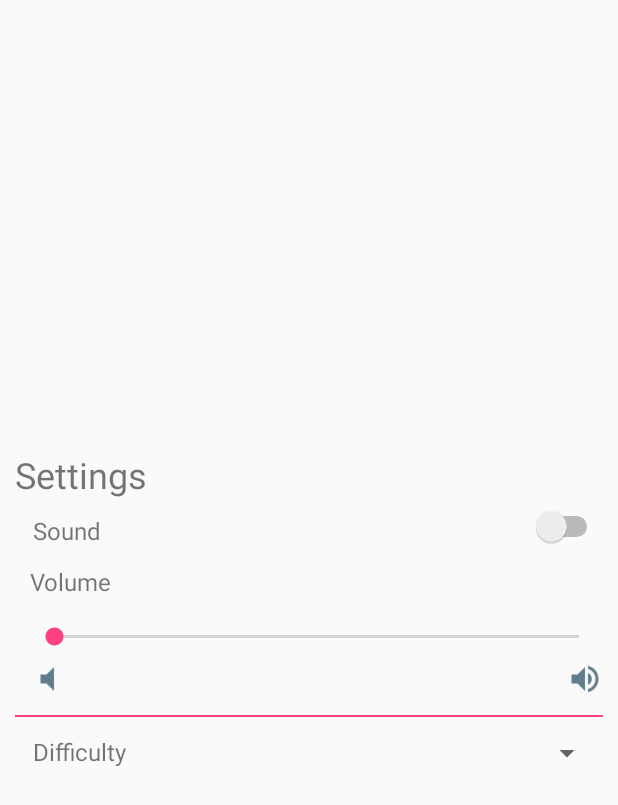
After one commit to rlam1234/SlidingPuzzle, an Android app: the layout settingsfragment.xml on its own in the app's theme, with its tools: preview values and no code run, on a phone screen of 412 x 824 dp. The commit adds this screen. Shown: the top 805 px of the screen. Run offline under Robolectric (Android 15) with nearby library versions, the phone set to English and light mode, and no system bars.

Commit message:
Changed Difficulty Menu to Settings menu and added sound (TODO: implement volume controls).

```diff
--- a/app/src/main/java/net/ddns/raylam/sliding_puzzle/ui/DifficultyDialog.java
+++ b/app/src/main/java/net/ddns/raylam/sliding_puzzle/ui/overflow/DifficultyDialog.java
@@ -7,14 +7,12 @@
  * Therefore, any reproduction or modification by any means is strictly prohibited without prior written permission.
  *
  */
-package net.ddns.raylam.sliding_puzzle.ui;
+package net.ddns.raylam.sliding_puzzle.ui.overflow;
 
-import android.app.Activity;
 import android.app.DialogFragment;
 import android.content.SharedPreferences;
 import android.os.Bundle;
 import android.support.annotation.IdRes;
-import android.util.Log;
 import android.view.LayoutInflater;
 import android.view.View;
 import android.view.ViewGroup;
--- /dev/null
+++ b/app/src/main/res/layout/difficulty_spinner_cell.xml
@@ -0,0 +1,6 @@
+<?xml version="1.0" encoding="utf-8"?>
+<TextView
+    xmlns:android="http://schemas.android.com/apk/res/android"
+    android:textSize="@dimen/instructionSize"
+    android:layout_width="match_parent"
+    android:layout_height="wrap_content" />
--- /dev/null
+++ b/app/src/main/res/layout/difficulty_spinner_dropdown.xml
@@ -0,0 +1,6 @@
+<?xml version="1.0" encoding="utf-8"?>
+<TextView
+    xmlns:android="http://schemas.android.com/apk/res/android"
+    android:textSize="@dimen/instructionSize"
+    android:layout_width="match_parent"
+    android:layout_height="32dp" />
--- /dev/null
+++ b/app/src/main/res/layout/settingsfragment.xml
@@ -0,0 +1,99 @@
+<?xml version="1.0" encoding="utf-8"?>
+<ScrollView
+    xmlns:android="http://schemas.android.com/apk/res/android"
+    android:layout_width="match_parent"
+    android:layout_height="match_parent">
+    <RelativeLayout
+        android:layout_gravity="center"
+        android:padding="@dimen/titlePadding"
+        android:layout_width="match_parent"
+        android:layout_height="match_parent">
+        <android.support.v4.widget.Space
+            android:id="@+id/centerSpace"
+            android:visibility="invisible"
+            android:layout_centerInParent="true"
+            android:layout_width="0dp"
+            android:layout_height="0dp" />
+        <TextView
+            android:id="@+id/settingsTitle"
+            android:text="@string/settingsText"
+            android:textSize="@dimen/titleSize"
+            android:layout_alignParentTop="true"
+            android:layout_alignParentStart="true"
+            android:layout_marginBottom="@dimen/titleMargin"
+            android:layout_width="match_parent"
+            android:layout_height="wrap_content" />
+
+        <TextView
+            android:id="@+id/soundText"
+            android:text="Sound"
+            android:textSize="@dimen/instructionSize"
+            android:layout_alignStart="@id/settingsTitle"
+            android:layout_below="@id/settingsTitle"
+            android:layout_marginStart="@dimen/settingsMargin"
+            android:layout_marginBottom="@dimen/settingsMargin"
+            android:layout_width="wrap_content"
+            android:layout_height="wrap_content" />
+        <Switch
+            android:id="@+id/soundSwitch"
+            android:layout_alignBottom="@id/soundText"
+            android:layout_alignParentEnd="true"
+            android:layout_width="wrap_content"
+            android:layout_height="wrap_content" />
+
+        <TextView
+            android:id="@+id/volumeText"
+            android:text="Volume"
+            android:textSize="@dimen/instructionSize"
+            android:layout_below="@id/soundText"
+            android:layout_alignStart="@id/settingsTitle"
+            android:layout_marginBottom="@dimen/titleMargin"
+            android:layout_marginStart="@dimen/titleMargin"
+            android:layout_width="wrap_content"
+            android:layout_height="wrap_content" />
+        <SeekBar
+            android:id="@+id/volume"
+            android:layout_alignStart="@id/volumeText"
+            android:layout_alignParentEnd="true"
+            android:layout_below="@id/volumeText"
+            android:layout_width="wrap_content"
+            android:layout_height="32dp" />
+        <ImageView
+            android:id="@+id/lowerVolume"
+            android:src="@drawable/volume_low"
+            android:layout_alignStart="@id/volume"
+            android:layout_below="@id/volume"
+            android:layout_width="24dp"
+            android:layout_height="24dp" />
+        <ImageView
+            android:id="@+id/higherVolume"
+            android:src="@drawable/volume_high"
+            android:layout_alignEnd="@id/volume"
+            android:layout_below="@id/volume"
+            android:layout_width="24dp"
+            android:layout_height="24dp" />
+        <View
+            android:id="@+id/spacer"
+            android:background="@color/colorAccent"
+            android:layout_below="@id/lowerVolume"
+            android:layout_marginTop="@dimen/settingsMargin"
+            android:layout_width="match_parent"
+            android:layout_height="1dp"/>
+        <TextView
+            android:id="@+id/difficultyText"
+            android:text="@string/difficultyItem"
+            android:textSize="@dimen/instructionSize"
+            android:layout_below="@id/spacer"
+            android:layout_margin="@dimen/settingsMargin"
+            android:layout_width="wrap_content"
+            android:layout_height="wrap_content" />
+        <Spinner
+            android:id="@+id/difficultySpinner"
+            android:spinnerMode="dropdown"
+            android:textSize="@dimen/instructionSize"
+            android:layout_alignParentEnd="true"
+            android:layout_alignTop="@id/difficultyText"
+            android:layout_width="120dp"
+            android:layout_height="match_parent"/>
+    </RelativeLayout>
+</ScrollView>
--- a/app/src/main/res/values/dimens.xml
+++ b/app/src/main/res/values/dimens.xml
@@ -11,4 +11,5 @@
     <dimen name="dateCellWidth">120dp</dimen>
     <dimen name="elapsedTimeCellWidth">40dp</dimen>
     <dimen name="movesCellWidth">40dp</dimen>
+    <dimen name="settingsMargin">12dp</dimen>
 </resources>
--- a/app/src/main/res/values/strings.xml
+++ b/app/src/main/res/values/strings.xml
@@ -21,7 +21,7 @@
     <string name="difficultyText1">Easy</string>
     <string name="difficultyText2">Medium</string>
     <string name="difficultyText3">Hard</string>
-    <string name="settingsItem">Difficulty</string>
+    <string name="settingsItem">Settings</string>
     <string name="settingsText">Settings</string>
     <string name="helpItem">Help</string>
     <string name="helpText">Slide the tiles around until they appear in proper order with the empty tile placed in the bottom right. \n\nTap a tile to slide it into the empty square; only tiles adjacent to the empty square may slide into it.</string>
```
Also changed, not shown: app/src/main/java/net/ddns/raylam/sliding_puzzle/AppActivity.java (+19 -2 lines), app/src/main/java/net/ddns/raylam/sliding_puzzle/HistoryActivity.java (+1 -7 lines), app/src/main/java/net/ddns/raylam/sliding_puzzle/PuzzleActivity.java (+11 -1 lines), app/src/main/java/net/ddns/raylam/sliding_puzzle/SolvedActivity.java (+18 -1 lines), app/src/main/java/net/ddns/raylam/sliding_puzzle/ui/overflow/AboutDialog.java (renamed from app/src/main/java/net/ddns/raylam/sliding_puzzle/ui/HelpDialog.java, +7 -6 lines), app/src/main/java/net/ddns/raylam/sliding_puzzle/ui/overflow/ActionBarOverflow.java (renamed from app/src/main/java/net/ddns/raylam/sliding_puzzle/ActionBarOverflow.java, +8 -8 lines), app/src/main/java/net/ddns/raylam/sliding_puzzle/ui/overflow/HelpDialog.java (renamed from app/src/main/java/net/ddns/raylam/sliding_puzzle/ui/AboutDialog.java, +6 -7 lines), app/src/main/java/net/ddns/raylam/sliding_puzzle/ui/overflow/SettingsDialog.java (added, +160 -0 lines), app/src/main/res/drawable/volume_high.png (added), app/src/main/res/drawable/volume_low.png (added).
